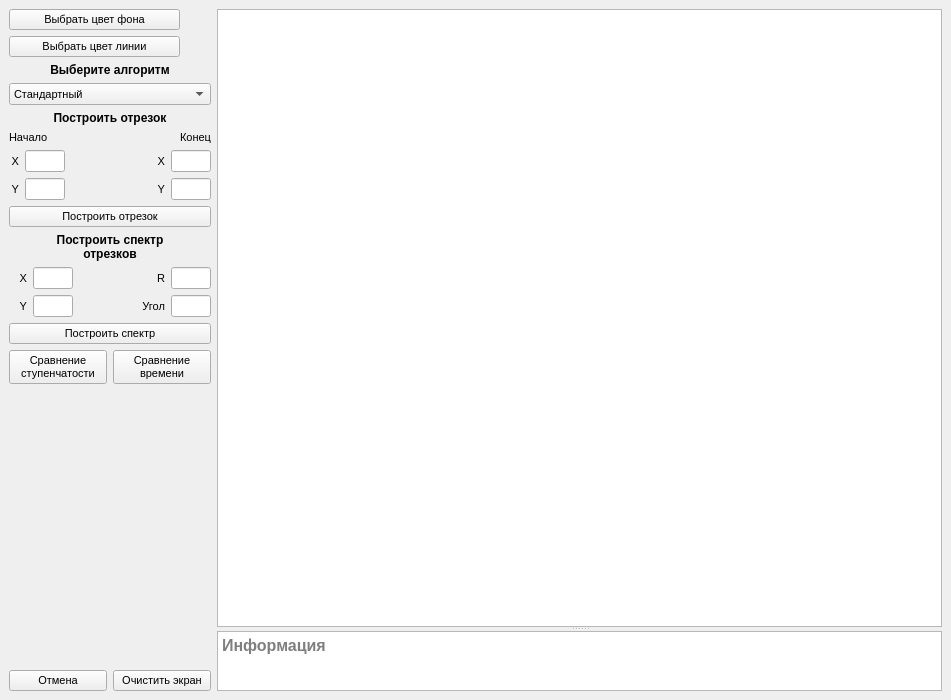
Before: the Qt Designer form lab_03/mainwindow.ui in AskaryanKarine/BMSTU-CG, drawn with Qt 5.
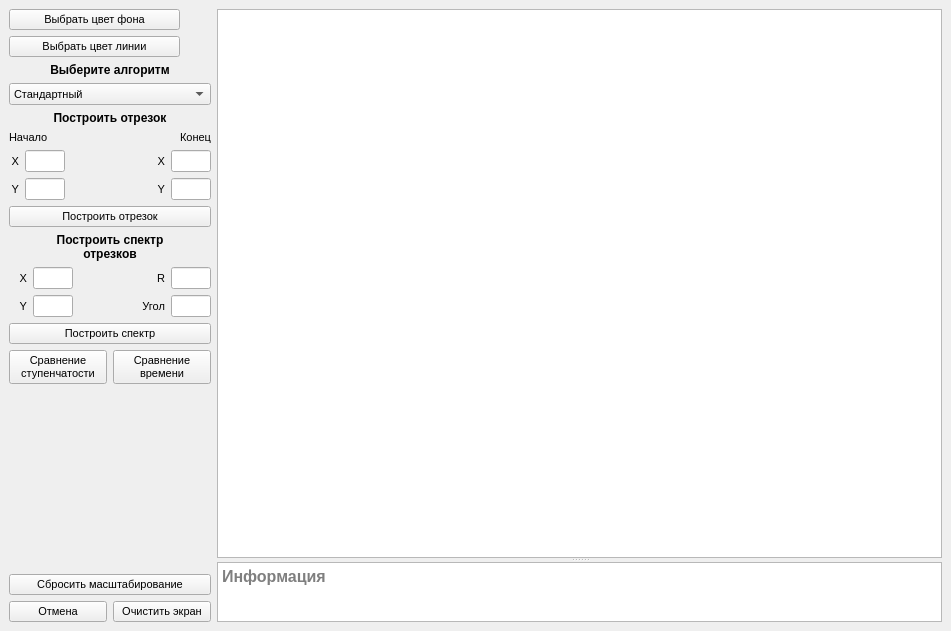
After: the same form once the commit is applied.

The edit to the form file:
```diff
--- a/lab_03/mainwindow.ui
+++ b/lab_03/mainwindow.ui
@@ -7,7 +7,7 @@
     <x>0</x>
     <y>0</y>
     <width>951</width>
-    <height>700</height>
+    <height>631</height>
    </rect>
   </property>
   <property name="maximumSize">
@@ -554,6 +554,13 @@
         </property>
        </spacer>
       </item>
+      <item>
+       <widget class="QPushButton" name="pushButton_reset_scale">
+        <property name="text">
+         <string>Сбросить масштабирование</string>
+        </property>
+       </widget>
+      </item>
       <item>
        <layout class="QHBoxLayout" name="horizontalLayout_11">
         <item>
@@ -597,6 +604,7 @@
        <property name="font">
         <font>
          <pointsize>12</pointsize>
+         <weight>75</weight>
          <bold>true</bold>
         </font>
        </property>
```
Left out of the diff: 5 changed lines with no effect on the pictures.
